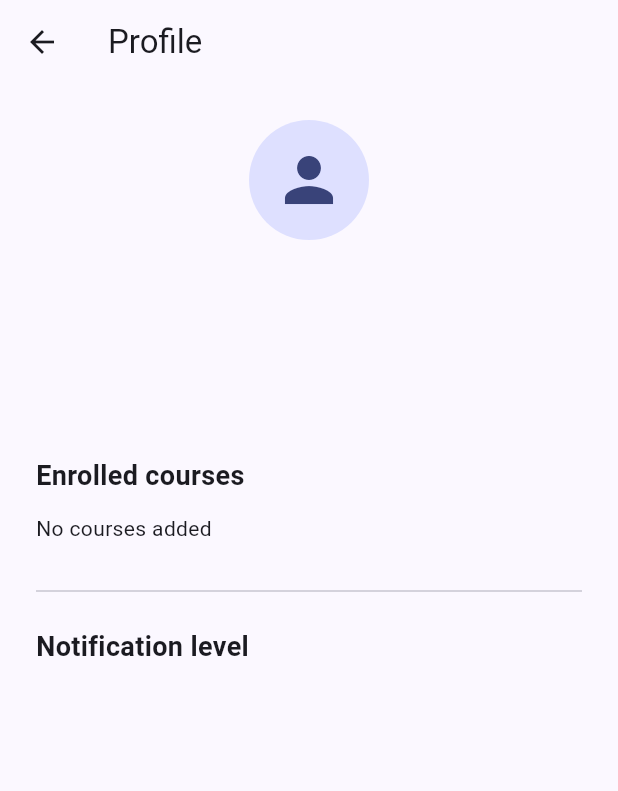
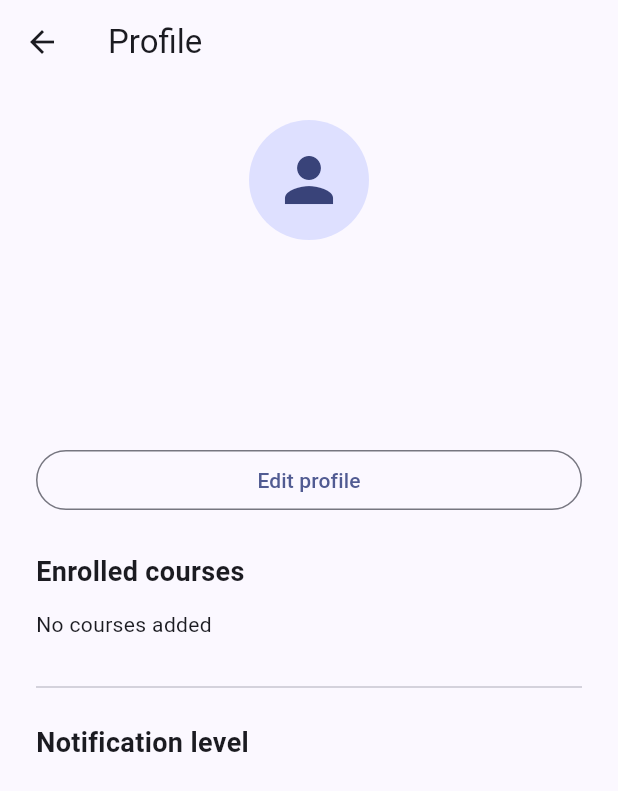
Before and after one commit to baransina/cs310_project, a Flutter app: the ProfileScreen screen opened directly with empty values, on a phone screen of 412 x 824 dp. Shown: the top 791 px of the screen. Run offline on Flutter 3.47's test engine with Material 3 defaults, Android fonts, the phone set to English and light mode, and no system bars.

Commit message:
Added profile name and major editing with validation

```diff
--- a/lib/screens/profile_screen.dart
+++ b/lib/screens/profile_screen.dart
@@ -1,6 +1,6 @@
 import 'package:flutter/material.dart';
 
-class ProfileScreen extends StatelessWidget {
+class ProfileScreen extends StatefulWidget {
 	const ProfileScreen({
 		super.key,
 		required this.email,
@@ -15,6 +15,58 @@ class ProfileScreen extends StatelessWidget {
 	final String major;
 	final List<String> courses;
 	final String nagLevel;
+
+	@override
+	State<ProfileScreen> createState() => _ProfileScreenState();
+}
+
+class _ProfileScreenState extends State<ProfileScreen> {
+	final _formKey = GlobalKey<FormState>();
+	final _nameController = TextEditingController();
+	final _majorController = TextEditingController();
+
+	String _name = '';
+	String _major = '';
+	bool _isEditing = false;
+
+	@override
+	void initState() {
+		super.initState();
+		_name = widget.name;
+		_major = widget.major;
+	}
+
+	void _startEditing() {
+		_nameController.text = _name;
+		_majorController.text = _major;
+
+		setState(() {
+			_isEditing = true;
+		});
+	}
+
+	void _cancelEditing() {
+		setState(() {
+			_isEditing = false;
+		});
+	}
+
+	void _saveProfile() {
+		if (_formKey.currentState!.validate()) {
+			setState(() {
+				_name = _nameController.text.trim();
+				_major = _majorController.text.trim();
+				_isEditing = false;
+			});
+		}
+	}
+
+	@override
+	void dispose() {
+		_nameController.dispose();
+		_majorController.dispose();
+		super.dispose();
+	}
 
 	@override
 	Widget build(BuildContext context) {
@@ -37,7 +89,7 @@ class ProfileScreen extends StatelessWidget {
 							),
 							const SizedBox(height: 16),
 							Text(
-								name,
+								_name,
 								textAlign: TextAlign.center,
 								style: const TextStyle(
 									fontSize: 26,
@@ -46,15 +98,71 @@ class ProfileScreen extends StatelessWidget {
 							),
 							const SizedBox(height: 8),
 							Text(
-								major,
+								_major,
 								textAlign: TextAlign.center,
 							),
 							const SizedBox(height: 8),
 							Text(
-								email,
+								widget.email,
 								textAlign: TextAlign.center,
 							),
-							const SizedBox(height: 32),
+							const SizedBox(height: 24),
+							if (_isEditing)
+								Form(
+									key: _formKey,
+									child: Column(
+										crossAxisAlignment:
+											CrossAxisAlignment.stretch,
+										children: [
+											TextFormField(
+												controller: _nameController,
+												decoration: const InputDecoration(
+													labelText: 'Full name',
+													border: OutlineInputBorder(),
+												),
+												validator: (value) {
+													if (value == null ||
+														value.trim().isEmpty) {
+														return 'Enter your full name';
+													}
+
+													return null;
+												},
+											),
+											const SizedBox(height: 16),
+											TextFormField(
+												controller: _majorController,
+												decoration: const InputDecoration(
+													labelText: 'Major',
+													border: OutlineInputBorder(),
+												),
+												validator: (value) {
+													if (value == null ||
+														value.trim().isEmpty) {
+														return 'Enter your major';
+													}
+
+													return null;
+												},
+											),
+											const SizedBox(height: 16),
+											ElevatedButton(
+												onPressed: _saveProfile,
+												child: const Text('Save'),
+											),
+											TextButton(
+												onPressed: _cancelEditing,
+												child: const Text('Cancel'),
+											),
+										],
+									),
+								),
+							if (!_isEditing)
+								OutlinedButton(
+									onPressed: _startEditing,
+									child: const Text('Edit profile'),
+								),
+							const SizedBox(height: 24),
 							const Text(
 								'Enrolled courses',
 								style: TextStyle(
@@ -63,13 +171,13 @@ class ProfileScreen extends StatelessWidget {
 								),
 							),
 							const SizedBox(height: 12),
-							if (courses.isEmpty)
+							if (widget.courses.isEmpty)
 								const Text('No courses added'),
 							Wrap(
 								spacing: 8,
 								runSpacing: 8,
 								children: [
-									for (final course in courses)
+									for (final course in widget.courses)
 										Chip(
 											label: Text(course),
 										),
@@ -86,7 +194,7 @@ class ProfileScreen extends StatelessWidget {
 								),
 							),
 							const SizedBox(height: 8),
-							Text(nagLevel),
+							Text(widget.nagLevel),
 						],
 					),
 				),
```
